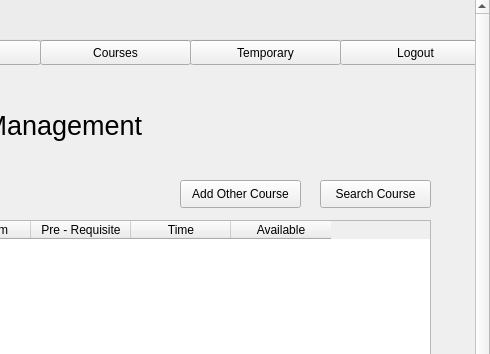
Above: resources/UI/studentcourse.ui from Poom1997/gman before the change; both pictures show x 410 to 900 and y 0 to 354 of the 900 by 600 pixel window. Below: the same form after it.
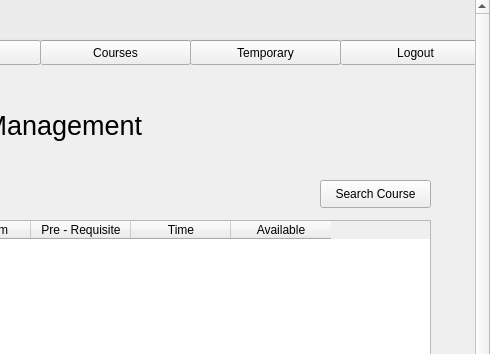
That is the form after the change.

Commit message: Finish Search Course

What changed in the file:
```diff
--- a/resources/UI/studentcourse.ui
+++ b/resources/UI/studentcourse.ui
@@ -385,19 +385,6 @@
       <string>DELETE</string>
      </property>
     </widget>
-    <widget class="QPushButton" name="addOtherButton">
-     <property name="geometry">
-      <rect>
-       <x>590</x>
-       <y>180</y>
-       <width>121</width>
-       <height>28</height>
-      </rect>
-     </property>
-     <property name="text">
-      <string>Add Other Course</string>
-     </property>
-    </widget>
     <widget class="QPushButton" name="searchCourseButton">
      <property name="geometry">
       <rect>
```
Left out of the diff: 28 changed lines with no effect on the pictures. The commit also changes 10 other files.
